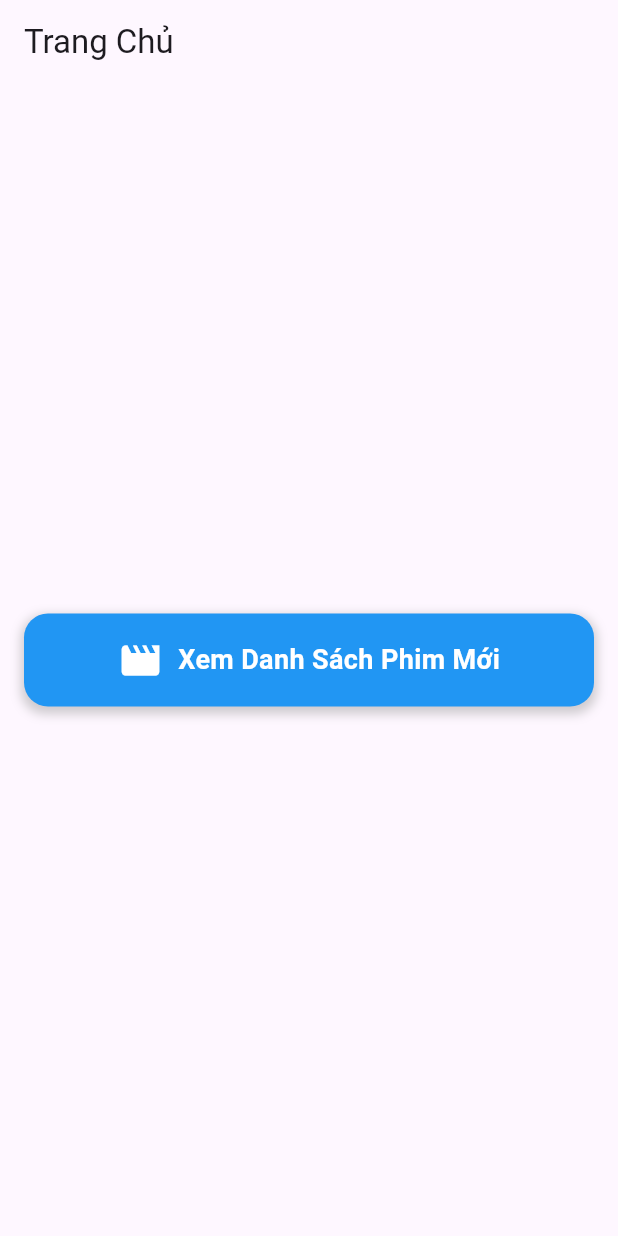
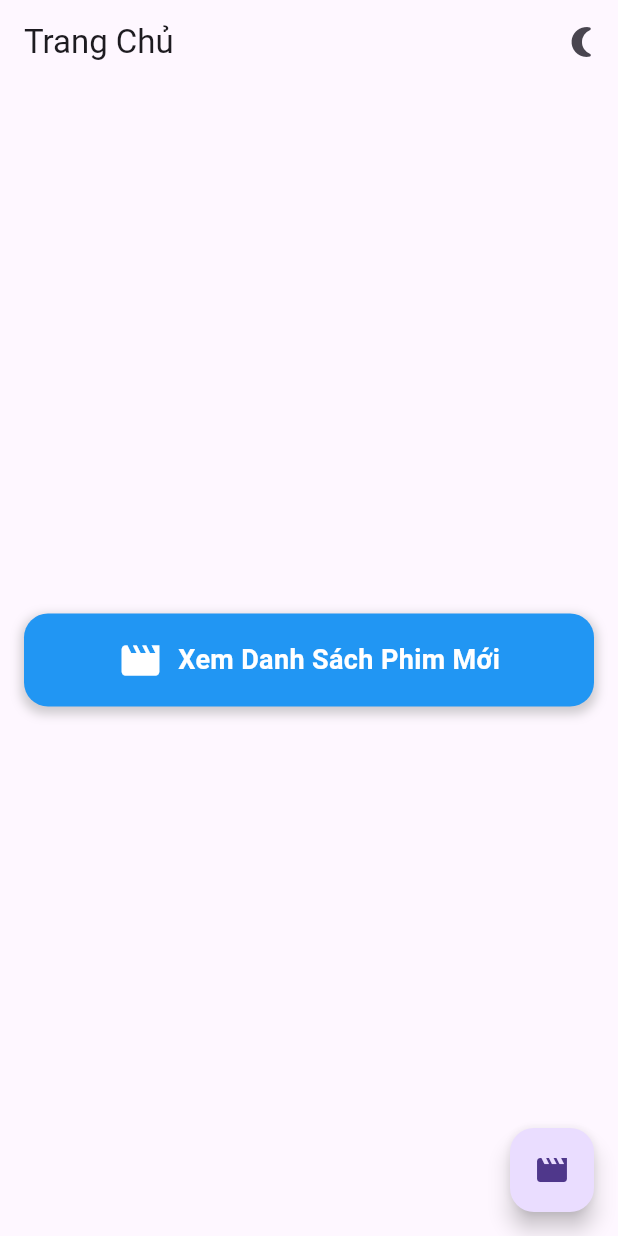
Before and after one commit to Vhaooforjob/movie_app, a Flutter app: the screen it shows after launch, on a phone screen of 412 x 824 dp. Run offline on Flutter 3.47's test engine with Material 3 defaults, Android fonts, the light colour scheme and no system bars; our stand-ins replace video_player.

Commit message:
new page feature_film, update icon zoom out on pause film, apply darkmode

```diff
--- a/lib/main.dart
+++ b/lib/main.dart
@@ -1,11 +1,25 @@
 import 'package:flutter/material.dart';
+import 'package:movie_app/pages/feature_film_page.dart';
 import 'package:movie_app/pages/new_film_page.dart';
 
 void main() {
   runApp(MyApp());
 }
 
-class MyApp extends StatelessWidget {
+class MyApp extends StatefulWidget {
+  @override
+  _MyAppState createState() => _MyAppState();
+}
+
+class _MyAppState extends State<MyApp> {
+  bool _isDarkMode = false;
+
+  void _toggleTheme() {
+    setState(() {
+      _isDarkMode = !_isDarkMode;
+    });
+  }
+
   @override
   Widget build(BuildContext context) {
     return MaterialApp(
@@ -14,24 +28,52 @@ class MyApp extends StatelessWidget {
         primarySwatch: Colors.blue,
         visualDensity: VisualDensity.adaptivePlatformDensity,
       ),
-      home: HomePage(),
+      darkTheme: ThemeData.dark().copyWith(
+        primaryColor: Colors.blue,
+        hintColor: Colors.blue,
+        visualDensity: VisualDensity.adaptivePlatformDensity,
+      ),
+      themeMode: _isDarkMode ? ThemeMode.dark : ThemeMode.light,
+      home: HomePage(
+        toggleTheme: _toggleTheme,
+        isDarkMode: _isDarkMode,
+      ),
     );
   }
 }
 
 class HomePage extends StatelessWidget {
+  final VoidCallback toggleTheme;
+  final bool isDarkMode;
+
+  HomePage({required this.toggleTheme, required this.isDarkMode});
+
   @override
   Widget build(BuildContext context) {
     return Scaffold(
       appBar: AppBar(
         title: Text('Trang Chủ'),
+        actions: [
+          IconButton(
+            icon: Icon(isDarkMode ? Icons.wb_sunny : Icons.nightlight_round),
+            onPressed: toggleTheme,
+          ),
+        ],
       ),
       body: Center(
-        child: GestureDetector(
+        child: Column(
+          mainAxisAlignment: MainAxisAlignment.center,
+          children: [
+            GestureDetector(
               onTap: () {
                 Navigator.push(
                   context,
-              MaterialPageRoute(builder: (context) => NewFilmPage()),
+                  MaterialPageRoute(
+                    builder: (context) => NewFilmPage(
+                      toggleTheme: toggleTheme,
+                      isDarkMode: isDarkMode,
+                    ),
+                  ),
                 );
               },
               child: Container(
@@ -72,6 +114,23 @@ class HomePage extends StatelessWidget {
                 ),
               ),
             ),
+          ],
+        ),
+      ),
+      floatingActionButton: FloatingActionButton(
+        onPressed: () {
+          Navigator.push(
+            context,
+            MaterialPageRoute(
+              builder: (context) => FeatureFilmPage(
+                toggleTheme: toggleTheme,
+                isDarkMode: isDarkMode,
+              ),
+            ),
+          );
+        },
+        tooltip: 'Phim Lẻ',
+        child: Icon(Icons.movie),
       ),
     );
   }
```
Also changed, not shown: lib/configs/config.dart (added, +29 -0 lines), lib/pages/feature_film_page.dart (added, +85 -0 lines), lib/pages/new_film_page.dart (+13 -17 lines), lib/pages/video_player_page.dart (+5 -4 lines). Lines whose indentation alone changed are shown as unchanged.
